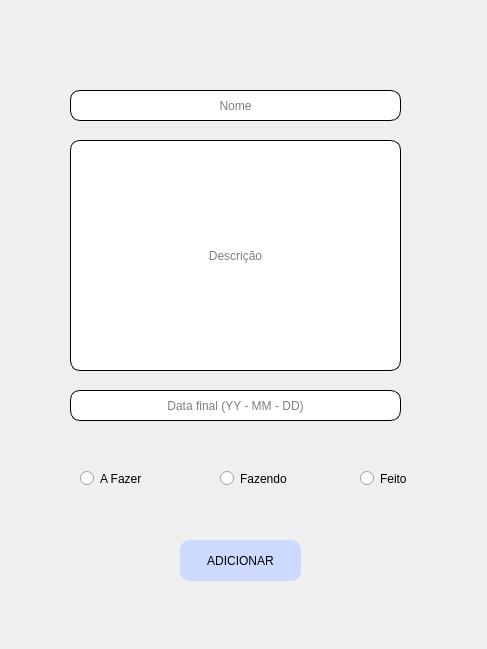
Before: the Qt Designer form telaAdd.ui in TheRealsz/ToDoList, drawn with Qt 5.
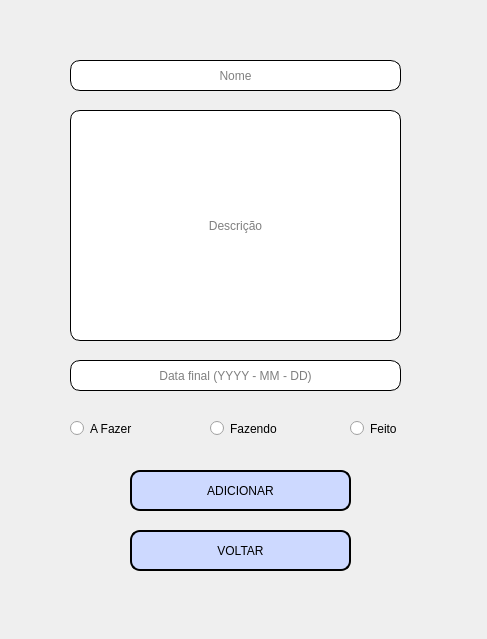
After: the same form once the commit is applied.

```diff
--- a/telaAdd.ui
+++ b/telaAdd.ui
@@ -7,7 +7,7 @@
     <x>0</x>
     <y>0</y>
     <width>487</width>
-    <height>649</height>
+    <height>639</height>
    </rect>
   </property>
   <property name="windowTitle">
@@ -17,7 +17,7 @@
    <property name="geometry">
     <rect>
      <x>70</x>
-     <y>90</y>
+     <y>60</y>
      <width>331</width>
      <height>31</height>
     </rect>
@@ -54,7 +54,7 @@
    <property name="geometry">
     <rect>
      <x>70</x>
-     <y>140</y>
+     <y>110</y>
      <width>331</width>
      <height>231</height>
     </rect>
@@ -91,7 +91,7 @@
    <property name="geometry">
     <rect>
      <x>70</x>
-     <y>390</y>
+     <y>360</y>
      <width>331</width>
      <height>31</height>
     </rect>
@@ -121,14 +121,14 @@
     <set>Qt::AlignCenter</set>
    </property>
    <property name="placeholderText">
-    <string>Data final (YY - MM - DD)</string>
+    <string>Data final (YYYY - MM - DD)</string>
    </property>
   </widget>
   <widget class="QRadioButton" name="radioButton">
    <property name="geometry">
     <rect>
-     <x>80</x>
-     <y>470</y>
+     <x>70</x>
+     <y>420</y>
      <width>82</width>
      <height>17</height>
     </rect>
@@ -143,8 +143,8 @@
   <widget class="QRadioButton" name="radioButton_2">
    <property name="geometry">
     <rect>
-     <x>220</x>
-     <y>470</y>
+     <x>210</x>
+     <y>420</y>
      <width>82</width>
      <height>17</height>
     </rect>
@@ -159,8 +159,8 @@
   <widget class="QRadioButton" name="radioButton_3">
    <property name="geometry">
     <rect>
-     <x>360</x>
-     <y>470</y>
+     <x>350</x>
+     <y>420</y>
      <width>82</width>
      <height>17</height>
     </rect>
@@ -175,9 +175,9 @@
   <widget class="QPushButton" name="btnAdd">
    <property name="geometry">
     <rect>
-     <x>180</x>
-     <y>540</y>
-     <width>121</width>
+     <x>130</x>
+     <y>470</y>
+     <width>221</width>
      <height>41</height>
     </rect>
    </property>
@@ -187,12 +187,35 @@
    <property name="styleSheet">
     <string notr="true">border-radius: 10px;
 background-color: rgb(205, 217, 255);
-border-style: outset</string>
+border-style: outset;
+border: 2px solid black;</string>
    </property>
    <property name="text">
     <string>ADICIONAR</string>
    </property>
   </widget>
+  <widget class="QPushButton" name="btnVoltarTelaMainAdd">
+   <property name="geometry">
+    <rect>
+     <x>130</x>
+     <y>530</y>
+     <width>221</width>
+     <height>41</height>
+    </rect>
+   </property>
+   <property name="cursor">
+    <cursorShape>PointingHandCursor</cursorShape>
+   </property>
+   <property name="styleSheet">
+    <string notr="true">background-color: rgb(205, 217, 255);
+border-radius: 10px;
+border-style: outset;
+border: 2px solid black;</string>
+   </property>
+   <property name="text">
+    <string>VOLTAR</string>
+   </property>
+  </widget>
  </widget>
  <resources/>
  <connections/>
```
Left out of the diff: 14 changed lines with no effect on the pictures.
